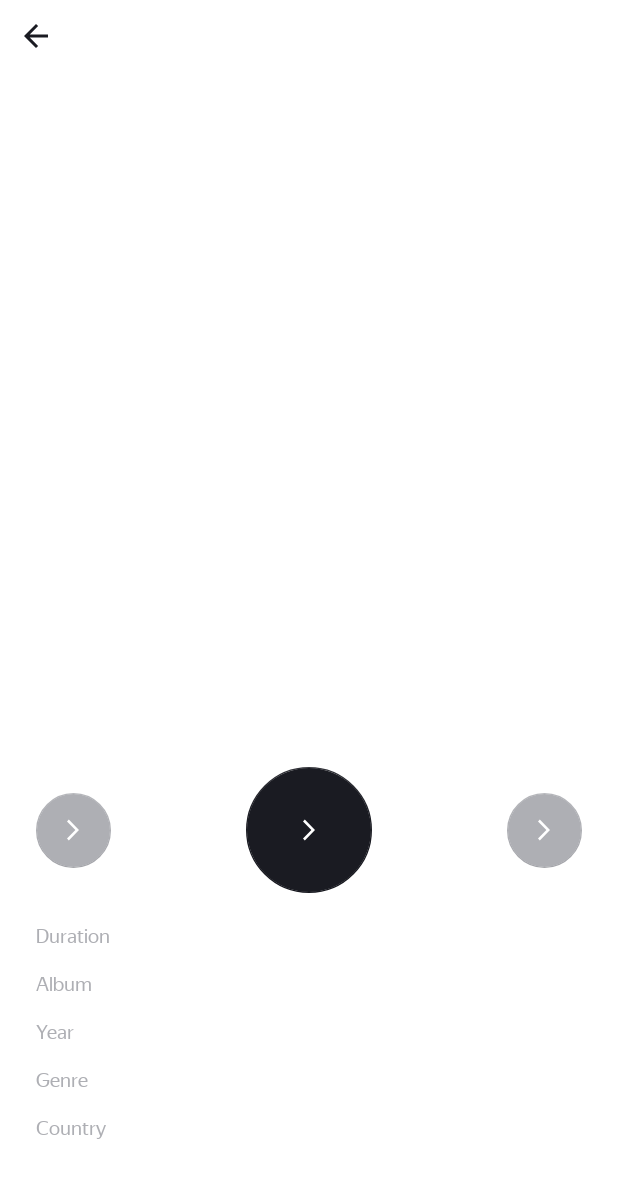
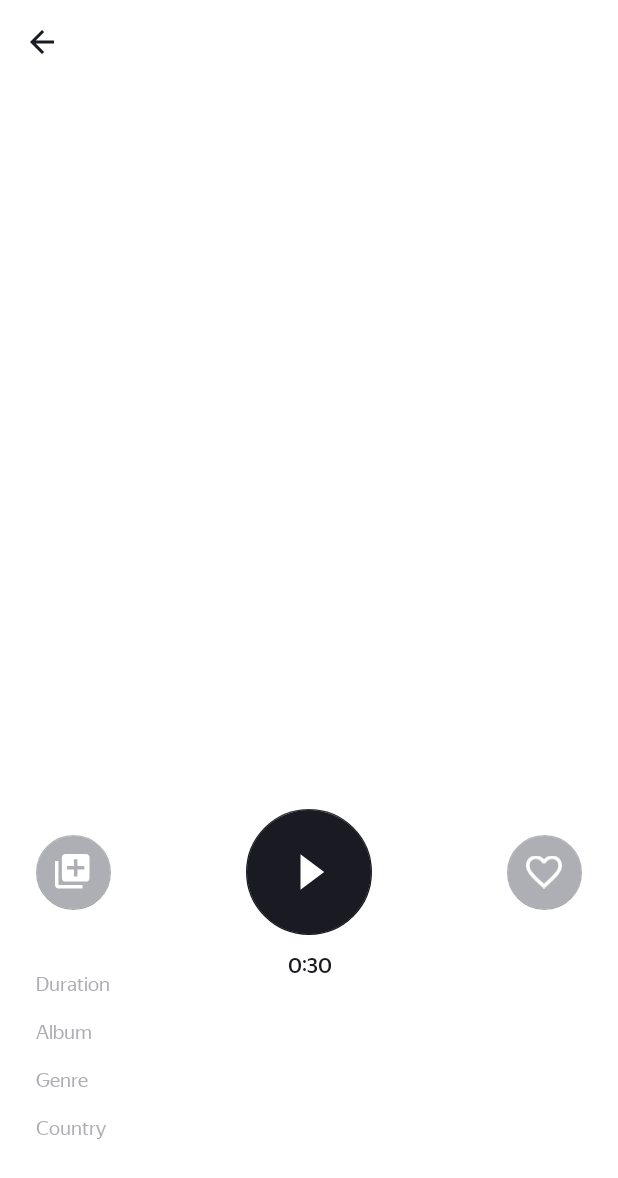
Before and after one commit to dimasla4ee/Playlist-Maker, an Android app: the PlayerActivity screen opened directly, with no data from a screen before it, on a phone screen of 412 x 824 dp. Shown: the top 1178 px of the screen. Run offline under Robolectric (Android 15) with nearby library versions, the phone set to English and light mode, and no system bars; pictures from the network do not load; 9 statements that could not run were skipped.

Commit message:
feat(player): implement player layout business logic and track integration
- Added business logic to display track metadata in player activity
- Enhanced search activity to launch player with selected track data
- Extended track data class with metadata fields like album and genre
- Updated player layout with specific icons and text styling
- Moved ellipsize from track item to global text style
- Added icons for play, playlist, and favorite actions
- Refined button and theme styles for consistent UI appearance

```diff
--- a/app/src/main/java/com/dimasla4ee/playlistmaker/PlayerActivity.kt
+++ b/app/src/main/java/com/dimasla4ee/playlistmaker/PlayerActivity.kt
@@ -1,35 +1,68 @@
 package com.dimasla4ee.playlistmaker
 
 import android.os.Bundle
+import android.view.View
 import androidx.activity.enableEdgeToEdge
 import androidx.appcompat.app.AppCompatActivity
 import androidx.appcompat.content.res.AppCompatResources
-import androidx.core.view.ViewCompat
-import androidx.core.view.WindowInsetsCompat
 import com.bumptech.glide.Glide
 import com.bumptech.glide.load.resource.bitmap.RoundedCorners
 import com.dimasla4ee.playlistmaker.databinding.ActivityPlayerBinding
+import com.google.gson.Gson
 
 class PlayerActivity : AppCompatActivity() {
+
+    lateinit var binding: ActivityPlayerBinding
+
     override fun onCreate(savedInstanceState: Bundle?) {
+
         super.onCreate(savedInstanceState)
+        binding = ActivityPlayerBinding.inflate(layoutInflater)
+        setContentView(binding.root)
         enableEdgeToEdge()
-        setContentView(R.layout.activity_player)
-        ViewCompat.setOnApplyWindowInsetsListener(findViewById(R.id.main)) { v, insets ->
-            val systemBars = insets.getInsets(WindowInsetsCompat.Type.systemBars())
-            v.setPadding(systemBars.left, systemBars.top, systemBars.right, systemBars.bottom)
-            insets
+
+        setupWindowInsets(binding.root)
+
+        val json = intent.getStringExtra("song_info")
+        val track = Gson().fromJson(json, Track::class.java)
+
+        binding.headerBackButton.setOnClickListener {
+            finish()
         }
+
+        //TODO: Implement snippets
+        binding.songCurrentDuration.text = "0:30"
+
+        binding.songDurationFetched.text = track.formatedDuration
+        track.year.let { year ->
+            if (year == null) {
+                binding.songYearFetched.visibility = View.GONE
+                binding.songYearLabel.visibility = View.GONE
+            } else {
+                binding.songYearFetched.text = year.toString()
+            }
+        }
+        track.album.let { album ->
+            if (album.isEmpty()) {
+                binding.songAlbumFetched.visibility = View.GONE
+                binding.songAlbumLabel.visibility = View.GONE
+            } else {
+                binding.songAlbumFetched.text = album
+            }
+        }
+        binding.songGenreFetched.text = track.genre
+        binding.songCountryFetched.text = track.country
+
+        binding.songTitle.text = track.title
+        binding.songAuthor.text = track.artist
 
         val radius = IMAGE_CORNER_RADIUS.dpToPx(this).toInt()
         val placeholder = AppCompatResources.getDrawable(this, R.drawable.ic_placeholder_45)
 
         placeholder?.setTint(getColor(R.color.light_gray))
 
-        val binding: ActivityPlayerBinding = ActivityPlayerBinding.inflate(layoutInflater)
-
         Glide.with(binding.root)
-            .load("https://is5-ssl.mzstatic.com/image/thumb/Music125/v4/a0/4d/c4/a04dc484-03cc-02aa-fa82-5334fcb4bc16/18UMGIM24878.rgb.jpg/100x100bb.jpg")
+            .load(track.urlBigArtwork)
             .placeholder(placeholder)
             .transform(RoundedCorners(radius))
             .fitCenter()
--- a/app/src/main/java/com/dimasla4ee/playlistmaker/TracksViewHolder.kt
+++ b/app/src/main/java/com/dimasla4ee/playlistmaker/TracksViewHolder.kt
@@ -40,7 +40,7 @@ class TracksViewHolder(
         }
 
         Glide.with(itemView)
-            .load(track.artworkUrl)
+            .load(track.urlPreviewArtwork)
             .placeholder(placeholder)
             .transform(RoundedCorners(radius))
             .fitCenter()
--- /dev/null
+++ b/app/src/main/res/drawable/ic_add_to_playlist_24.xml
@@ -0,0 +1,9 @@
+<vector xmlns:android="http://schemas.android.com/apk/res/android"
+    android:width="24dp"
+    android:height="24dp"
+    android:viewportWidth="24"
+    android:viewportHeight="24">
+  <path
+      android:pathData="M2.3,4.6H0V20.7C0,21.965 1.035,23 2.3,23H18.4V20.7H2.3V4.6ZM20.7,0H6.9C5.635,0 4.6,1.035 4.6,2.3V16.1C4.6,17.365 5.635,18.4 6.9,18.4H20.7C21.965,18.4 23,17.365 23,16.1V2.3C23,1.035 21.965,0 20.7,0ZM19.55,10.35H14.95V14.95H12.65V10.35H8.05V8.05H12.65V3.45H14.95V8.05H19.55V10.35Z"
+      android:fillColor="#ffffff"/>
+</vector>
--- /dev/null
+++ b/app/src/main/res/drawable/ic_favorite_24.xml
@@ -0,0 +1,5 @@
+<vector xmlns:android="http://schemas.android.com/apk/res/android" android:height="22.08dp" android:viewportHeight="23" android:viewportWidth="25" android:width="24dp">
+
+    <path android:fillColor="#ffffff" android:pathData="M18.125,0C15.95,0 13.863,1.015 12.5,2.62C11.137,1.015 9.05,0 6.875,0C3.025,0 0,3.033 0,6.894C0,11.632 4.25,15.492 10.688,21.358L12.5,23L14.313,21.346C20.75,15.492 25,11.632 25,6.894C25,3.033 21.975,0 18.125,0ZM12.625,19.49L12.5,19.616L12.375,19.49C6.425,14.088 2.5,10.516 2.5,6.894C2.5,4.387 4.375,2.507 6.875,2.507C8.8,2.507 10.675,3.748 11.337,5.465H13.675C14.325,3.748 16.2,2.507 18.125,2.507C20.625,2.507 22.5,4.387 22.5,6.894C22.5,10.516 18.575,14.088 12.625,19.49Z"/>
+
+</vector>
--- /dev/null
+++ b/app/src/main/res/drawable/ic_play_24.xml
@@ -0,0 +1,5 @@
+<vector xmlns:android="http://schemas.android.com/apk/res/android" android:height="24dp" android:viewportHeight="38" android:viewportWidth="38" android:width="24dp">
+
+    <path android:fillColor="#D9D9D9" android:pathData="M35,19L10,37.75V0.25L35,19Z"/>
+
+</vector>
--- a/app/src/main/res/layout/activity_player.xml
+++ b/app/src/main/res/layout/activity_player.xml
@@ -32,10 +32,12 @@
         android:id="@+id/headerBackButton"
         style="@style/Icon.PanelHeader"
         android:contentDescription="@string/back"
+        android:layout_margin="@dimen/small_50"
         android:src="@drawable/ic_arrow_back_24"
         app:layout_constraintStart_toStartOf="parent"
         app:layout_constraintTop_toTopOf="parent" />
 
+    <!-- Top part -->
     <ImageView
         android:id="@+id/songCover"
         android:layout_width="0dp"
@@ -51,8 +53,10 @@
     <TextView
         android:id="@+id/songTitle"
         style="@style/Text.Medium.22"
-        android:layout_width="wrap_content"
+        app:layout_constraintWidth="wrap_content_constrained"
         android:layout_height="wrap_content"
+        android:layout_marginTop="24dp"
+        android:singleLine="true"
         app:layout_constraintEnd_toEndOf="@id/songCover"
         app:layout_constraintHorizontal_bias="0.0"
         app:layout_constraintStart_toStartOf="@id/songCover"
@@ -79,7 +83,7 @@
         app:layout_constraintHorizontal_chainStyle="spread_inside"
         app:layout_constraintStart_toEndOf="@id/addToPlaylistButton"
         app:layout_constraintTop_toBottomOf="@+id/songAuthor"
-        app:srcCompat="@drawable/ic_arrow_forward_24" />
+        app:srcCompat="@drawable/ic_play_24" />
 
     <com.google.android.material.floatingactionbutton.FloatingActionButton
         android:id="@+id/addToPlaylistButton"
@@ -89,7 +93,7 @@
         app:layout_constraintEnd_toStartOf="@id/playButton"
         app:layout_constraintStart_toStartOf="@id/songCover"
         app:layout_constraintTop_toTopOf="@+id/playButton"
-        app:srcCompat="@drawable/ic_arrow_forward_24" />
+        app:srcCompat="@drawable/ic_add_to_playlist_24" />
 
 
     <com.google.android.material.floatingactionbutton.FloatingActionButton
@@ -100,7 +104,7 @@
         app:layout_constraintEnd_toEndOf="@id/songCover"
         app:layout_constraintStart_toEndOf="@id/playButton"
         app:layout_constraintTop_toTopOf="@+id/playButton"
-        app:srcCompat="@drawable/ic_arrow_forward_24" />
+        app:srcCompat="@drawable/ic_favorite_24" />
 
     <TextView
         android:id="@+id/songCurrentDuration"
--- a/app/src/main/res/layout/track_item.xml
+++ b/app/src/main/res/layout/track_item.xml
@@ -24,7 +24,6 @@
             android:id="@+id/titleTextView"
             style="@style/Text.Regular.16"
             android:layout_width="match_parent"
-            android:ellipsize="end"
             android:maxLines="1"
             android:textColor="?attr/colorOnSurface" />
 
--- a/app/src/main/res/values-night/themes.xml
+++ b/app/src/main/res/values-night/themes.xml
@@ -10,6 +10,9 @@
         <item name="colorPrimaryFixed">@color/white</item>
         <item name="colorOnPrimaryFixed">@color/black</item>
         <item name="colorSurfaceContainerHighest">@color/white</item>
+        <item name="colorOnSecondaryContainer">@color/white</item>
+        <item name="colorSecondaryContainer">@color/dark_gray</item>
+        <item name="colorOnSecondaryFixed">@color/light_gray</item>
         <item name="colorOnPrimaryContainer">@color/black</item>
     </style>
 
--- a/app/src/main/res/values/button_styles.xml
+++ b/app/src/main/res/values/button_styles.xml
@@ -34,7 +34,6 @@
     <style name="FloatingActionButton">
         <item name="elevation">0dp</item>
         <item name="android:layout_width">0dp</item>
-        <item name="tint">?attr/colorSurface</item>
         <item name="layout_constraintDimensionRatio">1:1</item>
         <item name="layout_constraintHorizontal_chainStyle">spread_inside</item>
         <item name="strokeWidth">0dp</item>
@@ -42,6 +41,7 @@
 
     <style name="FloatingActionButton.Big" parent="FloatingActionButton">
         <item name="layout_constraintWidth_percent">0.2</item>
+        <item name="tint">?attr/colorSurface</item>
         <item name="backgroundTint">?attr/colorOnSurface</item>
         <item name="android:layout_height">84dp</item>
         <item name="fabCustomSize">84dp</item>
@@ -50,7 +50,8 @@
     <style name="FloatingActionButton.Small" parent="FloatingActionButton">
         <item name="layout_constraintWidth_percent">0.1</item>
         <item name="android:layout_height">50dp</item>
+        <item name="tint">?attr/colorOnSecondaryContainer</item>
         <item name="fabCustomSize">50dp</item>
-        <item name="backgroundTint">?attr/colorOnSurfaceVariant</item>
+        <item name="backgroundTint">?attr/colorSecondaryContainer</item>
     </style>
 </resources>
--- a/app/src/main/res/values/colors.xml
+++ b/app/src/main/res/values/colors.xml
@@ -4,6 +4,7 @@
     <color name="blue">#3772E7</color>
     <color name="light_blue">#9FBBF3</color>
     <color name="black">#1A1B22</color>
+    <color name="dark_gray">#535459</color>
     <color name="light_gray">#AEAFB4</color>
     <color name="ice_blue">#E6E8EB</color>
     <color name="transparent">#00FFFFFF</color>
--- a/app/src/main/res/values/text_styles.xml
+++ b/app/src/main/res/values/text_styles.xml
@@ -6,6 +6,7 @@
         <item name="android:layout_height">wrap_content</item>
         <item name="android:fontFamily">@font/ys_display_regular</item>
         <item name="android:textColor">?attr/colorOnSurface</item>
+        <item name="android:ellipsize">end</item>
     </style>
 
     <style name="Text.Regular" parent="Text">
@@ -52,7 +53,7 @@
 
     <style name="Text.SongInfo.Label" parent="Text.SongInfo">
         <item name="layout_constraintHorizontal_weight">3</item>
-        <item name="android:textColor">?attr/colorOnSurfaceVariant</item>
+        <item name="android:textColor">?attr/colorOnSecondaryFixed</item>
     </style>
 
     <style name="Text.SongInfo.Fetched" parent="Text.SongInfo">
--- a/app/src/main/res/values/themes.xml
+++ b/app/src/main/res/values/themes.xml
@@ -9,7 +9,10 @@
         <item name="colorOnSurfaceVariant">@color/light_gray</item>
         <item name="colorPrimaryFixed">@color/white</item>
         <item name="colorOnPrimaryFixed">@color/black</item>
+        <item name="colorOnSecondaryContainer">@color/white</item>
+        <item name="colorSecondaryContainer">@color/light_gray</item>
         <item name="colorSurfaceContainerHighest">@color/ice_blue</item>
+        <item name="colorOnSecondaryFixed">@color/light_gray</item>
         <item name="colorOnPrimaryContainer">@color/light_gray</item>
     </style>
 
```
Also changed, not shown: app/src/main/java/com/dimasla4ee/playlistmaker/SearchActivity.kt (+31 -21 lines), app/src/main/java/com/dimasla4ee/playlistmaker/Track.kt (+15 -1 lines).
